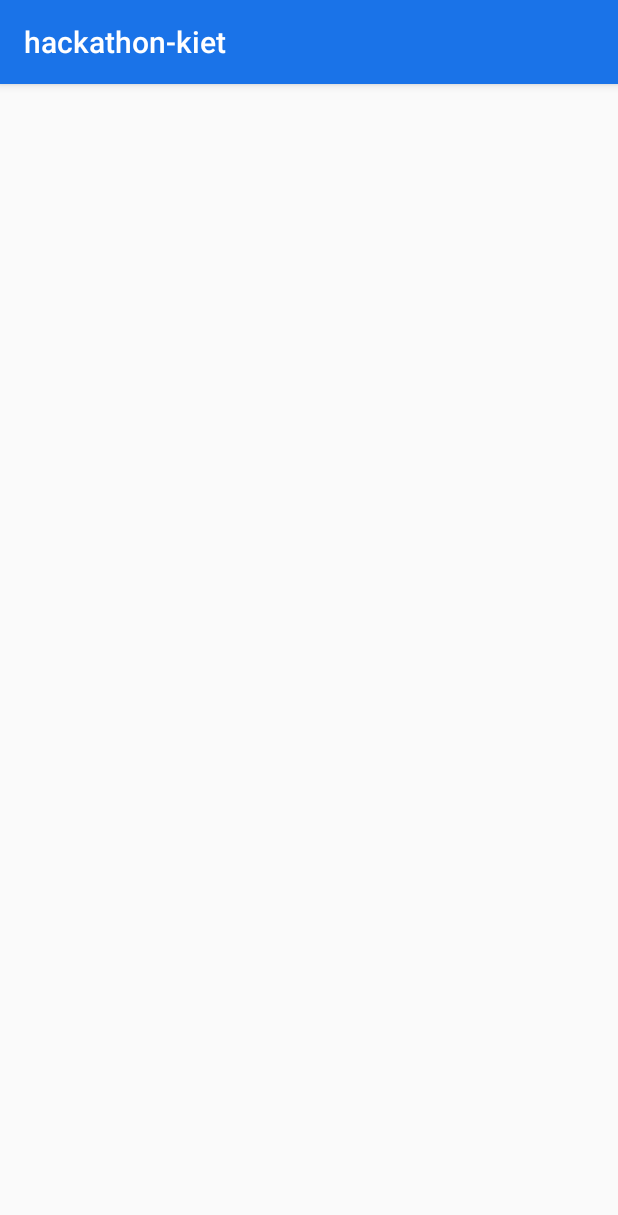
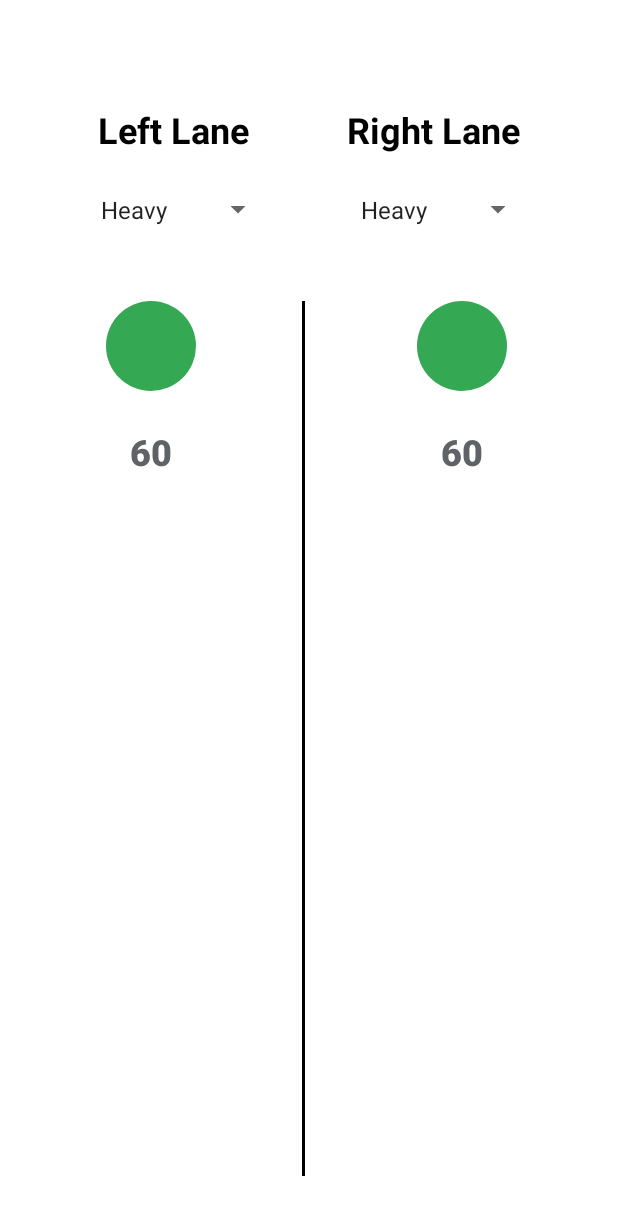
Before and after one commit to varun508/Traffic-Control-Simulator, an Android app: the OneRoadActivity screen opened directly, with no data from a screen before it, on a phone screen of 412 x 824 dp. Shown: the top 1215 px of the screen. Run offline under Robolectric (Android 15) with nearby library versions, the phone set to English and light mode, and no system bars.

Commit message:
Made two way lane layout

```diff
--- a/app/src/main/java/com/example/hackathon_kiet/OneRoadActivity.kt
+++ b/app/src/main/java/com/example/hackathon_kiet/OneRoadActivity.kt
@@ -5,8 +5,13 @@ import android.os.Bundle
 
 class OneRoadActivity : AppCompatActivity() {
 
+    val leftLane = TwoWayLane()
+    val rightLane = TwoWayLane()
+
     override fun onCreate(savedInstanceState: Bundle?) {
         super.onCreate(savedInstanceState)
         setContentView(R.layout.activity_one_road)
     }
+
+
 }
--- /dev/null
+++ b/app/src/main/java/com/example/hackathon_kiet/TrafficStatus.kt
@@ -0,0 +1,5 @@
+package com.example.hackathon_kiet
+
+enum class TrafficStatus {
+    HEAVY, MODERATE, LIGHT
+}
--- a/app/src/main/java/com/example/hackathon_kiet/TwoRoadsActivity.kt
+++ b/app/src/main/java/com/example/hackathon_kiet/TwoRoadsActivity.kt
@@ -12,5 +12,4 @@ class TwoRoadsActivity : AppCompatActivity() {
         super.onCreate(savedInstanceState)
         setContentView(R.layout.activity_two_roads)
     }
-
 }
--- /dev/null
+++ b/app/src/main/java/com/example/hackathon_kiet/TwoWayLane.kt
@@ -0,0 +1,8 @@
+package com.example.hackathon_kiet
+
+class TwoWayLane(
+    uTurn: Boolean = false,
+    straight: Boolean = false,
+    trafficStatus: TrafficStatus = TrafficStatus.LIGHT,
+    isRunning: Boolean = false
+)
--- /dev/null
+++ b/app/src/main/res/drawable/green_light.xml
@@ -0,0 +1,11 @@
+<?xml version="1.0" encoding="utf-8"?>
+<selector xmlns:android="http://schemas.android.com/apk/res/android">
+
+    <item>
+        <shape android:shape="oval">
+            <size android:height="60dp" android:width="60dp"/>
+            <solid android:color="@color/green"/>
+        </shape>
+    </item>
+
+</selector>
--- /dev/null
+++ b/app/src/main/res/drawable/ic_arrow_downward_outline.xml
@@ -0,0 +1,14 @@
+<vector xmlns:android="http://schemas.android.com/apk/res/android"
+    android:width="24dp"
+    android:height="24dp"
+    android:viewportWidth="24"
+    android:viewportHeight="24">
+  <path
+      android:fillColor="#FF000000"
+      android:pathData="M0,0h24v24h-24z"
+      android:strokeAlpha="0"
+      android:fillAlpha="0"/>
+  <path
+      android:fillColor="#FF000000"
+      android:pathData="M18.77,13.36a1,1 0,0 0,-1.41 -0.13L13,16.86V5a1,1 0,0 0,-2 0v11.86l-4.36,-3.63a1,1 0,1 0,-1.28 1.54l6,5 0.15,0.09 0.13,0.07a1,1 0,0 0,0.72 0l0.13,-0.07 0.15,-0.09 6,-5a1,1 0,0 0,0.13 -1.41z"/>
+</vector>
--- /dev/null
+++ b/app/src/main/res/drawable/red_light.xml
@@ -0,0 +1,11 @@
+<?xml version="1.0" encoding="utf-8"?>
+<selector xmlns:android="http://schemas.android.com/apk/res/android">
+
+    <item>
+        <shape android:shape="oval">
+            <size android:height="60dp" android:width="60dp"/>
+            <solid android:color="@color/red"/>
+        </shape>
+    </item>
+
+</selector>
--- a/app/src/main/res/layout/activity_one_road.xml
+++ b/app/src/main/res/layout/activity_one_road.xml
@@ -4,7 +4,102 @@
         xmlns:tools="http://schemas.android.com/tools"
         xmlns:app="http://schemas.android.com/apk/res-auto"
         android:layout_width="match_parent"
+        android:background="@color/white"
         android:layout_height="match_parent"
         tools:context=".OneRoadActivity">
 
+
+    <Spinner
+            android:layout_width="wrap_content"
+            android:entries="@array/TrafficStatus"
+            android:padding="10dp"
+            android:layout_marginTop="16dp"
+            android:id="@+id/leftLaneSpinner"
+            android:layout_height="wrap_content"
+            app:layout_constraintStart_toStartOf="@+id/textView"
+            app:layout_constraintHorizontal_bias="0.5"
+            app:layout_constraintTop_toBottomOf="@+id/textView" app:layout_constraintEnd_toEndOf="@+id/textView"/>
+
+    <Spinner
+            android:layout_width="wrap_content"
+            android:entries="@array/TrafficStatus"
+            android:padding="10dp"
+            android:id="@+id/rightLaneSpinner"
+            android:layout_height="wrap_content"
+            app:layout_constraintHorizontal_bias="0.5"
+            app:layout_constraintEnd_toEndOf="@+id/textView2"
+            app:layout_constraintStart_toStartOf="@+id/textView2"
+            app:layout_constraintTop_toTopOf="@+id/leftLaneSpinner"/>
+    <TextView
+            android:text="Left Lane"
+            android:layout_width="wrap_content"
+            android:layout_height="wrap_content"
+            android:id="@+id/textView"
+            android:layout_marginTop="70dp"
+            android:textSize="24sp"
+            android:textColor="@color/black"
+            android:textStyle="bold"
+            app:layout_constraintStart_toStartOf="parent" app:layout_constraintHorizontal_bias="0.5"
+            app:layout_constraintEnd_toStartOf="@+id/textView2" app:layout_constraintTop_toTopOf="parent"/>
+    <TextView
+            android:text="Right Lane"
+            android:layout_width="wrap_content"
+            android:textSize="24sp"
+            android:textColor="@color/black"
+            android:textStyle="bold"
+            android:layout_height="0dp"
+            android:id="@+id/textView2" app:layout_constraintStart_toEndOf="@+id/textView"
+            app:layout_constraintHorizontal_bias="0.5" app:layout_constraintEnd_toEndOf="parent"
+            app:layout_constraintTop_toTopOf="@+id/textView"/>
+
+
+    <View
+            android:layout_height="0dp"
+            android:layout_width="2dp"
+            android:layout_marginTop="40dp"
+            android:layout_marginBottom="40dp"
+            android:background="@color/black"
+            app:layout_constraintTop_toBottomOf="@+id/rightLaneSpinner"
+            app:layout_constraintStart_toEndOf="@+id/leftLaneSpinner"
+            app:layout_constraintEnd_toStartOf="@+id/rightLaneSpinner" app:layout_constraintBottom_toBottomOf="parent"
+            android:id="@+id/view"/>
+
+
+    <View android:layout_width="60dp" android:layout_height="60dp"
+          android:background="@drawable/green_light"
+          android:id="@+id/leftLaneSignal"
+          app:layout_constraintEnd_toStartOf="@+id/view" app:layout_constraintStart_toStartOf="parent"
+          app:layout_constraintTop_toTopOf="@+id/view"/>
+
+
+    <View android:layout_width="60dp" android:layout_height="60dp"
+          android:background="@drawable/green_light"
+          android:id="@+id/rightLaneSignal"
+          app:layout_constraintStart_toEndOf="@+id/view" app:layout_constraintEnd_toEndOf="parent"
+          app:layout_constraintTop_toTopOf="@+id/view"/>
+    <TextView
+            android:text="60"
+            android:textColor="@color/textGray"
+            android:textSize="24dp"
+            android:fontFamily="sans-serif-medium"
+            android:textStyle="bold"
+            android:layout_width="wrap_content"
+            android:layout_height="wrap_content"
+            android:id="@+id/textView3" app:layout_constraintEnd_toEndOf="@+id/leftLaneSignal"
+            app:layout_constraintStart_toStartOf="@+id/leftLaneSignal"
+            app:layout_constraintTop_toBottomOf="@+id/leftLaneSignal" android:layout_marginTop="24dp"/>
+
+    <TextView
+            android:text="60"
+            android:textColor="@color/textGray"
+            android:textSize="24dp"
+            android:fontFamily="sans-serif-medium"
+            android:textStyle="bold"
+            android:layout_width="wrap_content"
+            android:layout_height="wrap_content"
+            android:id="@+id/textView4" app:layout_constraintStart_toStartOf="@+id/rightLaneSignal"
+            app:layout_constraintEnd_toEndOf="@+id/rightLaneSignal"
+            app:layout_constraintTop_toBottomOf="@+id/rightLaneSignal" android:layout_marginTop="24dp"/>
+
+
 </android.support.constraint.ConstraintLayout>
--- a/app/src/main/res/layout/activity_three_roads.xml
+++ b/app/src/main/res/layout/activity_three_roads.xml
@@ -7,4 +7,5 @@
         android:layout_height="match_parent"
         tools:context=".ThreeRoadsActivity">
 
+
 </android.support.constraint.ConstraintLayout>
--- a/app/src/main/res/layout/activity_two_roads.xml
+++ b/app/src/main/res/layout/activity_two_roads.xml
@@ -7,4 +7,6 @@
         android:layout_height="match_parent"
         tools:context=".TwoRoadsActivity">
 
+
+
 </android.support.constraint.ConstraintLayout>
--- /dev/null
+++ b/app/src/main/res/values/array.xml
@@ -0,0 +1,8 @@
+<?xml version="1.0" encoding="utf-8"?>
+<resources>
+    <string-array name="TrafficStatus">
+        <item>Heavy</item>
+        <item>Moderate</item>
+        <item>Light</item>
+    </string-array>
+</resources>
--- a/app/src/main/res/values/styles.xml
+++ b/app/src/main/res/values/styles.xml
@@ -1,10 +1,10 @@
 <resources>
 
     <!-- Base application theme. -->
-    <style name="AppTheme" parent="Theme.AppCompat.Light.DarkActionBar">
+    <style name="AppTheme" parent="Theme.MaterialComponents.Light.NoActionBar">
         <!-- Customize your theme here. -->
         <item name="colorPrimary">@color/colorPrimary</item>
-        <item name="colorPrimaryDark">@color/colorPrimaryDark</item>
+        <item name="colorPrimaryDark">@color/colorAccent</item>
         <item name="colorAccent">@color/colorAccent</item>
     </style>
     <style name="AppTheme.NoActionBar">
```
